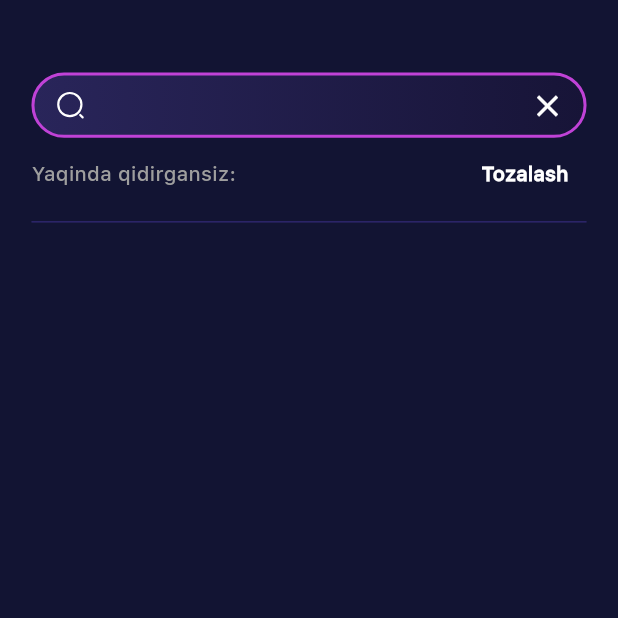
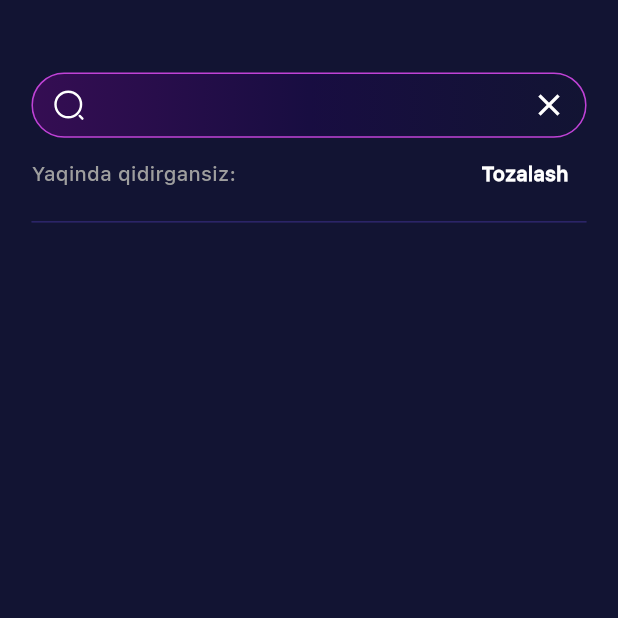
Before and after one commit to azizbek123411/yulduzlar_cosinius, a Flutter app: the SearchScreen screen opened directly, on a phone screen of 412 x 824 dp, the top half of it. Run offline on Flutter 3.47's test engine with Material 3 defaults, Android fonts, the phone set to English and light mode, and no system bars; our stand-ins replace bloc, flutter_svg.

Commit message:
changes not

```diff
--- a/lib/src/config/appcolors.dart
+++ b/lib/src/config/appcolors.dart
@@ -12,14 +12,13 @@ class AppColors {
       colors: [
         Color(0xff121433),
         Color(0xff180D41),
-        Color(0xff350D53  ),
+        Color(0xff350D53),
       ]);
-  static LinearGradient gr295agr171437 = const LinearGradient(
-      end: Alignment.centerLeft,
-      begin: Alignment.centerRight,
+  static LinearGradient mainButtonGradient = const LinearGradient(
+      begin: Alignment.bottomCenter,
+      end: Alignment.topCenter,
       colors: [
-        Color(0xff171437),
-        Color(0xff29255a),
-
-      ]);
+    Color(0xff8b21c2),
+    Color(0xff6f3fcd),
+  ]);
 }
--- a/lib/src/ui/pages/navbar_pages/home_page.dart
+++ b/lib/src/ui/pages/navbar_pages/home_page.dart
@@ -5,7 +5,7 @@ import 'package:yulduzlar_cosinius/src/repository/utils/creen_utils.dart';
 import 'package:yulduzlar_cosinius/src/repository/utils/space.dart';
 import 'package:yulduzlar_cosinius/src/ui/screens/cards/artist_card.dart';
 import 'package:yulduzlar_cosinius/src/ui/screens/home_page_screens/home_banner.dart';
-import 'package:yulduzlar_cosinius/src/ui/widgets/home_page_widgets/categories.dart';
+import 'package:yulduzlar_cosinius/src/ui/widgets/categories.dart';
 
 import '../../../config/appcolors.dart';
 import '../../../repository/utils/app_padding.dart';
--- a/lib/src/ui/screens/appbar_screens/notification_screen.dart
+++ b/lib/src/ui/screens/appbar_screens/notification_screen.dart
@@ -6,7 +6,7 @@ import 'package:yulduzlar_cosinius/src/repository/constants/text_style.dart';
 import 'package:yulduzlar_cosinius/src/repository/utils/app_padding.dart';
 import 'package:yulduzlar_cosinius/src/repository/utils/creen_utils.dart';
 import 'package:yulduzlar_cosinius/src/ui/screens/cards/notification_card.dart';
-import 'package:yulduzlar_cosinius/src/ui/widgets/home_page_widgets/buttons.dart';
+import 'package:yulduzlar_cosinius/src/ui/widgets/buttons.dart';
 
 class NotificationScreen extends StatefulWidget {
   const NotificationScreen({super.key});
@@ -38,7 +38,7 @@ class _NotificationScreenState extends State<NotificationScreen> {
       ),
       body: Padding(
         padding: Dis.only(lr: 20.w,tb: 20.h),
-        child: SingleChildScrollView(
+        child: const SingleChildScrollView(
           child: Column(
             children: [
               NotCard(),
--- a/lib/src/ui/screens/appbar_screens/search_screen.dart
+++ b/lib/src/ui/screens/appbar_screens/search_screen.dart
@@ -6,7 +6,7 @@ import 'package:yulduzlar_cosinius/src/repository/constants/text_style.dart';
 import 'package:yulduzlar_cosinius/src/repository/utils/app_padding.dart';
 import 'package:yulduzlar_cosinius/src/repository/utils/creen_utils.dart';
 
-import '../../widgets/home_page_widgets/search_appbar.dart';
+import '../../widgets/search_appbar.dart';
 
 class SearchScreen extends StatefulWidget {
   const SearchScreen({super.key});
--- a/lib/src/ui/screens/cards/notification_card.dart
+++ b/lib/src/ui/screens/cards/notification_card.dart
@@ -51,8 +51,7 @@ class NotCard extends StatelessWidget {
                     color: Colors.white,
                   ),
                 ),
-                Flexible(
-                  child: Text(
+                Text(
                   'Super Stars qanday loyiha Super Stars qanday loyiha Super Stars qanday loyiha Super Stars qanday loyiha Super Stars qanday loyiha Super Stars qanday loyiha',
                   style: AppTextStyle.instance.w400.copyWith(
                     fontSize: FontSizeConst.instance.smallFont,
@@ -61,7 +60,6 @@ class NotCard extends StatelessWidget {
                   ),
                   maxLines: 4,
                   overflow: TextOverflow.fade,
-                  ),
                 ),
 
               ],
--- a/lib/src/ui/screens/home_page_screens/home_appbar.dart
+++ b/lib/src/ui/screens/home_page_screens/home_appbar.dart
@@ -8,7 +8,7 @@ import 'package:yulduzlar_cosinius/src/repository/utils/app_padding.dart';
 import 'package:yulduzlar_cosinius/src/repository/utils/creen_utils.dart';
 import 'package:yulduzlar_cosinius/src/ui/screens/appbar_screens/notification_screen.dart';
 import 'package:yulduzlar_cosinius/src/ui/screens/appbar_screens/search_screen.dart';
-import 'package:yulduzlar_cosinius/src/ui/widgets/home_page_widgets/buttons.dart';
+import 'package:yulduzlar_cosinius/src/ui/widgets/buttons.dart';
 
 class HomeAppBar extends StatelessWidget {
   const HomeAppBar({super.key});
--- a/lib/src/ui/widgets/home_page_widgets/categories.dart
+++ b/lib/src/ui/widgets/categories.dart
@@ -4,7 +4,7 @@ import 'package:yulduzlar_cosinius/src/config/font_size.dart';
 import 'package:yulduzlar_cosinius/src/repository/constants/text_style.dart';
 import 'package:yulduzlar_cosinius/src/repository/utils/creen_utils.dart';
 
-import '../../../repository/utils/app_padding.dart';
+import '../../repository/utils/app_padding.dart';
 
 class Categories extends StatelessWidget {
   const Categories({super.key});
--- a/lib/src/ui/widgets/home_page_widgets/search_appbar.dart
+++ b/lib/src/ui/widgets/search_appbar.dart
@@ -2,13 +2,16 @@ import 'package:flutter/material.dart';
 import 'package:flutter_svg/svg.dart';
 import 'package:yulduzlar_cosinius/src/repository/utils/creen_utils.dart';
 
-import '../../../config/appcolors.dart';
-import '../../../config/font_size.dart';
-import '../../../repository/constants/text_style.dart';
-import '../../../repository/utils/app_padding.dart';
+import '../../config/appcolors.dart';
+import '../../config/font_size.dart';
+import '../../repository/constants/text_style.dart';
+import '../../repository/utils/app_padding.dart';
+
 class SearchAppBar extends StatelessWidget {
-   SearchAppBar({super.key});
-  final controller=TextEditingController();
+  SearchAppBar({super.key});
+
+  final controller = TextEditingController();
+
   @override
   Widget build(BuildContext context) {
     return Container(
@@ -17,14 +20,18 @@ class SearchAppBar extends StatelessWidget {
       height: 45.h,
       decoration: BoxDecoration(
           borderRadius: BorderRadius.circular(50),
-          border: Border.all(color: AppColors.colorC042D7, width: 2),
-          gradient: AppColors.gr295agr171437),
+          border: Border.all(
+            color: AppColors.colorC042D7,
+            width: 1,
+          ),
+          gradient: AppColors.mainBackground),
       child: Center(
         child: TextField(
           controller: controller,
           style: AppTextStyle.instance.w600.copyWith(
-              fontSize: FontSizeConst.instance.mediumFont,
-              color: Colors.white),
+            fontSize: FontSizeConst.instance.mediumFont,
+            color: Colors.white,
+          ),
           cursorColor: Colors.white,
           decoration: InputDecoration(
             suffixIcon: IconButton(
```
Also changed, not shown: lib/src/ui/screens/appbar_screens/not_bottomsheet.dart (+18 -28 lines), lib/src/ui/widgets/buttons.dart (renamed from lib/src/ui/widgets/home_page_widgets/buttons.dart, +14 -3 lines), lib/src/ui/widgets/main_button.dart (added, +46 -0 lines). Lines whose indentation alone changed are shown as unchanged.
